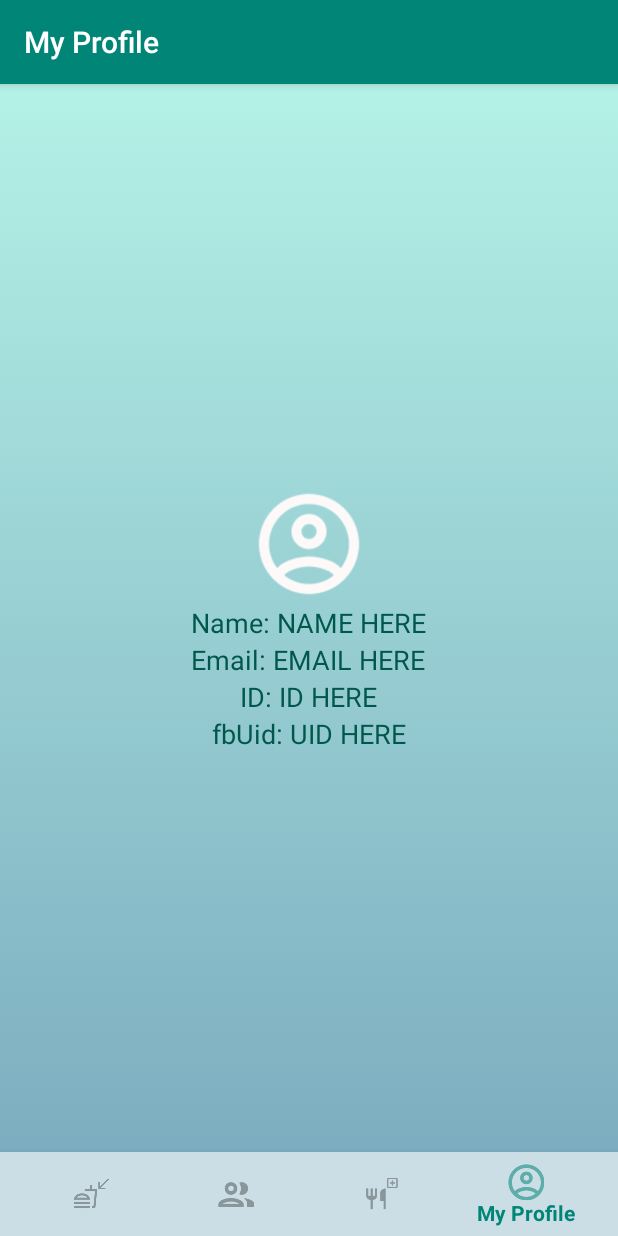
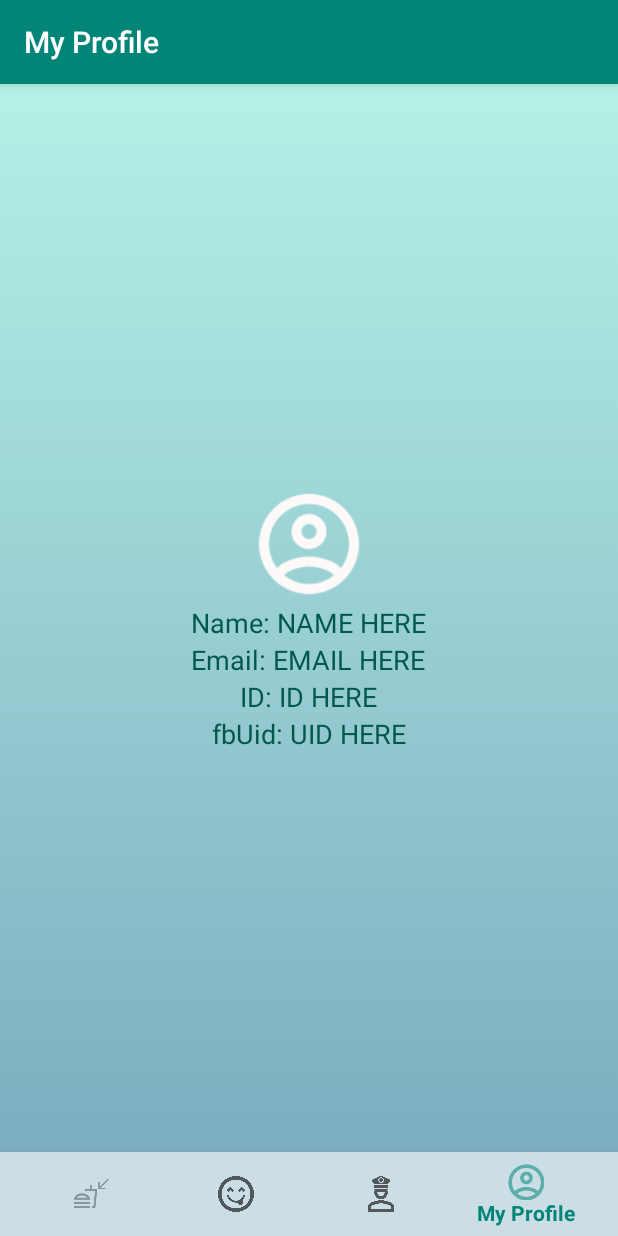
Before and after one commit to daryllman/HungryTogether-AndroidApplication, an Android app: the MainActivity screen opened directly, with no data from a screen before it, item 4 of the bottom bar chosen, on a phone screen of 412 x 824 dp. Run offline under Robolectric (Android 15) with nearby library versions, the phone set to English and light mode, and no system bars; our stand-ins replace Firebase (no records; nobody signed in at launch, a user with empty details on screens opened directly), navigation-ui.

Commit message:
change navigation bar icons

```diff
--- a/app/src/main/res/menu/bottom_nav_menu.xml
+++ b/app/src/main/res/menu/bottom_nav_menu.xml
@@ -8,12 +8,12 @@
 
     <item
         android:id="@+id/navigation_my_orders"
-        android:icon="@drawable/icon_my_orders"
+        android:icon="@drawable/icon_my_orders_smiley"
         android:title="@string/title_my_orders" />
 
     <item
         android:id="@+id/navigation_food_captain"
-        android:icon="@drawable/icon_new_order"
+        android:icon="@drawable/icon_food_captain"
         android:title="@string/title_food_captain" />
 
     <item
```
Also changed, not shown: app/src/main/res/drawable/icon_food_captain.png (added), app/src/main/res/drawable/icon_my_orders_smiley.png (added).
